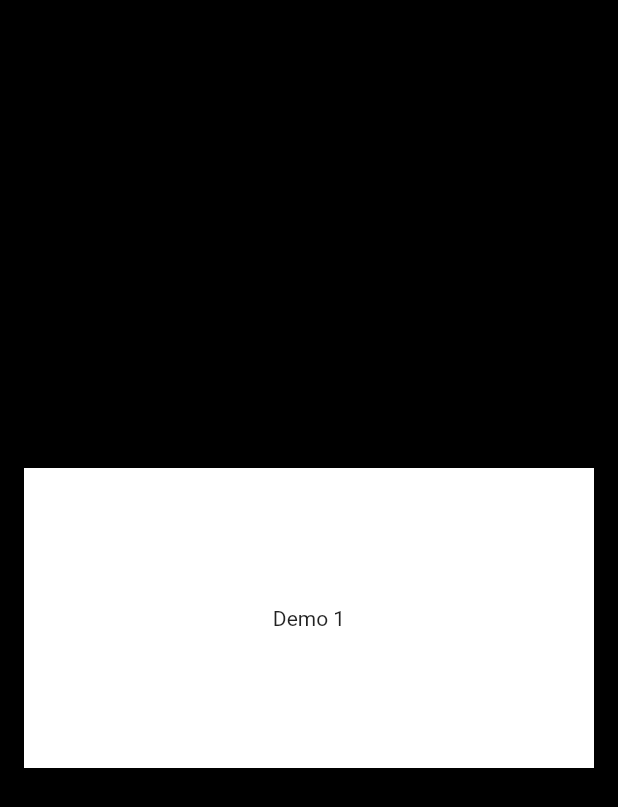
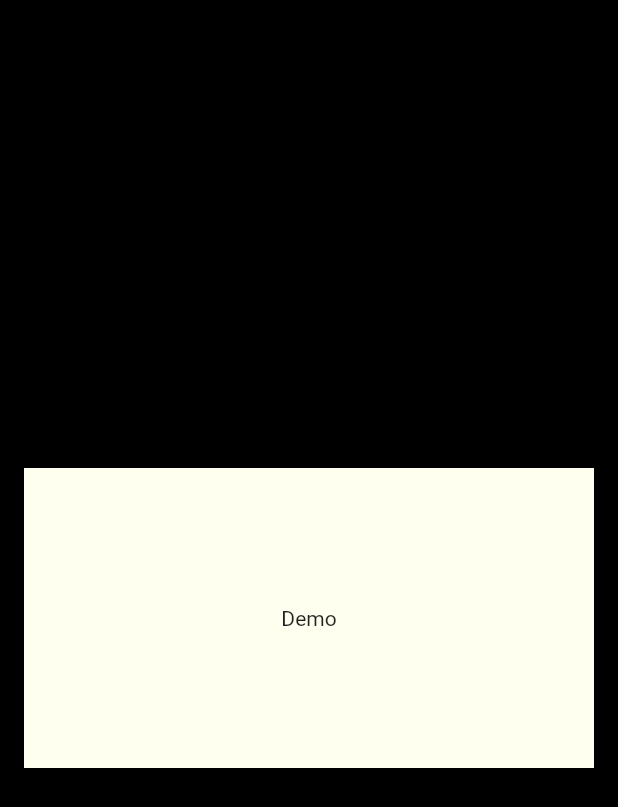
Before and after one commit to Mr-Apisit/session, a Flutter app: the screen it shows after launch, on a phone screen of 412 x 824 dp. Shown: the top 807 px of the screen. Run offline on Flutter 3.47's test engine with Material 2 defaults, Android fonts, the phone set to English and light mode, and no system bars; our stand-ins replace cached_network_image, hive_flutter; accounts and stored records are empty.

Commit message:
example 1

```diff
--- a/lib/main.dart
+++ b/lib/main.dart
@@ -14,7 +14,7 @@ class MyApp extends StatelessWidget {
 
   // This widget is the root of your application.
   @override
-  Widget build(BuildContext context) {
+  Widget build(BuildContext cntext) {
     return MaterialApp(
         debugShowCheckedModeBanner: true,
         title: 'Flutter Demo',
@@ -29,7 +29,20 @@ class Example1 extends StatelessWidget {
 
   @override
   Widget build(BuildContext context) {
-    // final data = List.from(travelList).map((e) => TravelModel.fromJson(e));
+    final data = List.from(travelList).map((e) => TravelModel.fromJson(e));
+
+    final Widget image = Semantics(
+      label: '${data.first.id} ${data.first.user}',
+      child: Material(
+        shape: RoundedRectangleBorder(borderRadius: BorderRadius.circular(4)),
+        clipBehavior: Clip.antiAlias,
+        child: Image.network(
+          data.first.webformatUrl,
+          fit: BoxFit.cover,
+        ),
+      ),
+    );
+
     return Material(
       color: Colors.black,
       child: Center(
@@ -42,13 +55,25 @@ class Example1 extends StatelessWidget {
           ),
           child: Container(
             alignment: Alignment.center,
-            decoration: const BoxDecoration(
-              color: Color(0xFFFFFFFF),
-            ),
-            child: const Text("Demo 1"),
+            decoration: const BoxDecoration(color: Color(0xFFFFFFF0)),
+            child: const Text("Demo"),
+            // child: _stack(image),
           ),
         ),
       ),
     );
   }
+
+  Widget _stack(Widget image) {
+    return Stack(
+      alignment: Alignment.bottomCenter,
+      children: [
+        image,
+        const Text(
+          "Hello world",
+          style: TextStyle(color: Colors.white),
+        ),
+      ],
+    );
+  }
 }
```
